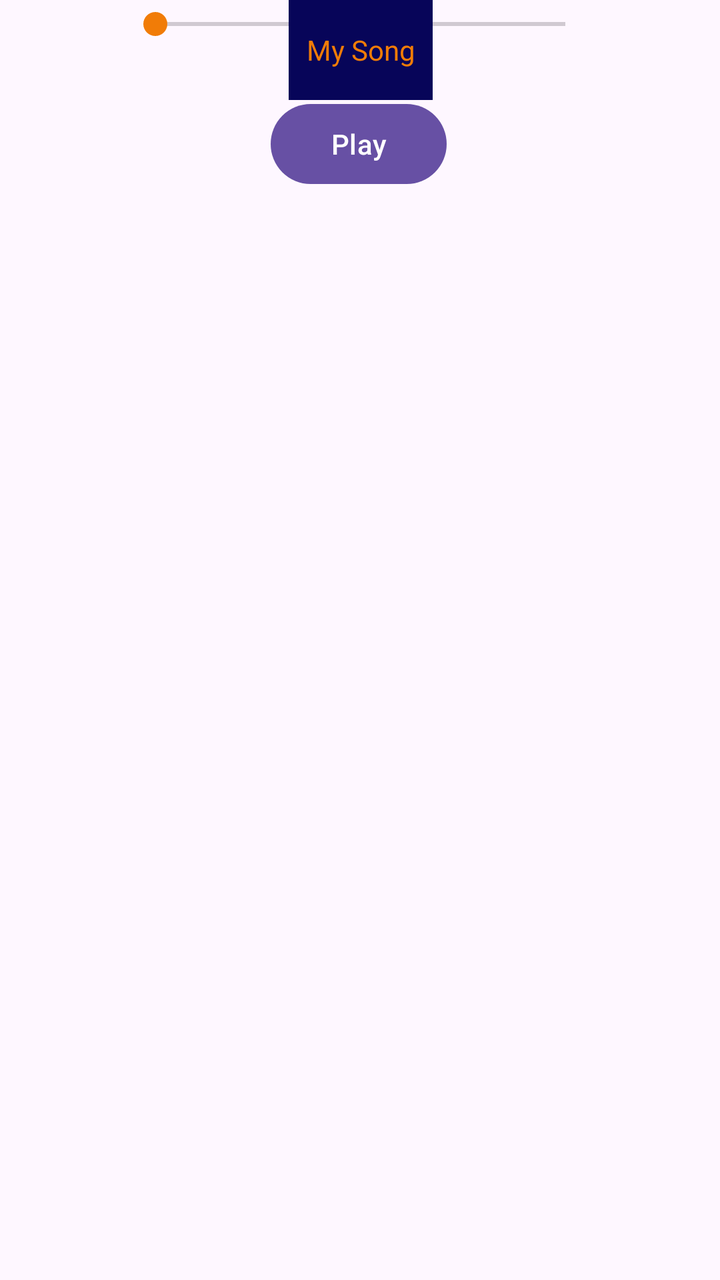
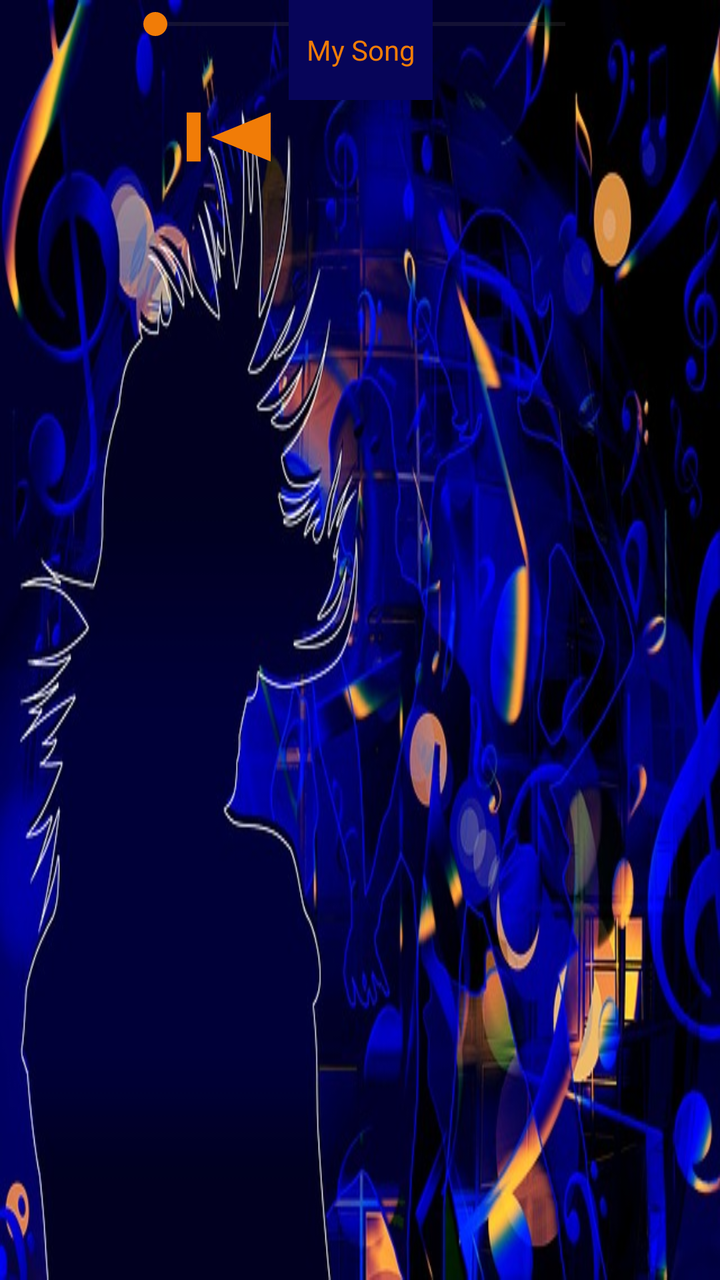

Compare the two renders of this Android layout. The source of the first and the diff that turns it into the second are given below.
<!-- AndroidManifest.xml: application theme Theme.57Lesson_audio -->
<!-- res/layout/activity_main.xml -->
<?xml version="1.0" encoding="utf-8"?>
<androidx.constraintlayout.widget.ConstraintLayout xmlns:android="http://schemas.android.com/apk/res/android"
    xmlns:app="http://schemas.android.com/apk/res-auto"
    xmlns:tools="http://schemas.android.com/tools"
    android:layout_width="match_parent"
    android:layout_height="match_parent"
    android:contextClickable="false"
    android:textAlignment="textEnd"
    tools:context=".MainActivity">

    <Button
        android:id="@+id/playButton"
        android:layout_width="wrap_content"
        android:layout_height="wrap_content"
        android:layout_marginTop="24dp"
        android:text="Play"
        app:layout_constraintEnd_toEndOf="parent"
        app:layout_constraintHorizontal_bias="0.498"
        app:layout_constraintStart_toStartOf="parent"
        app:layout_constraintTop_toBottomOf="@+id/volumeSeekBar" />

    <SeekBar
        android:id="@+id/volumeSeekBar"
        android:layout_width="237dp"
        android:layout_height="24dp"
        android:progressTint="@color/dark_orange"
        android:thumbTint="@color/dark_orange"
        app:layout_constraintEnd_toEndOf="@+id/playButton"
        app:layout_constraintHorizontal_bias="0.496"
        app:layout_constraintStart_toStartOf="@+id/playButton"
        tools:layout_editor_absoluteY="420dp" />

    <ImageView
        android:id="@+id/imageView1"
        android:layout_width="83dp"
        android:layout_height="72dp"
        android:layout_marginTop="32dp"
        android:layout_marginBottom="157dp"
        android:background="@drawable/circle"
        app:layout_constraintBottom_toTopOf="@+id/playButton"
        app:layout_constraintEnd_toEndOf="parent"
        app:layout_constraintHorizontal_bias="0.49"
        app:layout_constraintStart_toStartOf="parent"
        app:layout_constraintTop_toTopOf="parent"
        app:layout_constraintVertical_bias="0.911"
        app:srcCompat="@drawable/circle" />

    <TextView
        android:id="@+id/textView"
        android:layout_width="72dp"
        android:layout_height="50dp"
        android:background="@color/black_blue"
        android:gravity="center"
        android:text="My Song"
        android:textAlignment="center"
        android:textColor="@color/dark_orange"
        app:layout_constraintEnd_toEndOf="@+id/volumeSeekBar"
        app:layout_constraintStart_toStartOf="@+id/volumeSeekBar"
        tools:layout_editor_absoluteY="318dp" />


</androidx.constraintlayout.widget.ConstraintLayout>
<!-- resources referenced by this layout -->
<resources>
  <color name="black_blue">#070559</color>
  <color name="dark_orange">#f17c07</color>
  <!-- drawable circle (drawable) -->
  <?xml version="1.0" encoding="utf-8"?>
  <shape xmlns:android="http://schemas.android.com/apk/res/android"
      android:shape="oval">
      <solid
          android:color="@color/dark_blue"/>
      <size
          android:height="120dp"
          android:width="120dp"/>
  
  
  </shape>
  <style name="Theme.57Lesson_audio" parent="Base.Theme.57Lesson_audio" />
  <color name="dark_blue">#0639E1</color>
  <style name="Base.Theme.57Lesson_audio" parent="Theme.Material3.DayNight.NoActionBar">
          
          
      </style>
</resources>

<!-- the commit's change to res/layout/activity_main.xml (unified diff, before → after) -->
@@ -4,18 +4,19 @@
     xmlns:tools="http://schemas.android.com/tools"
     android:layout_width="match_parent"
     android:layout_height="match_parent"
+    android:background="@drawable/background"
     android:contextClickable="false"
     android:textAlignment="textEnd"
     tools:context=".MainActivity">
 
-    <Button
+    <ImageButton
         android:id="@+id/playButton"
-        android:layout_width="wrap_content"
-        android:layout_height="wrap_content"
-        android:layout_marginTop="24dp"
-        android:text="Play"
+        android:layout_width="84dp"
+        android:layout_height="49dp"
+        android:layout_marginTop="20dp"
+        android:background="@drawable/skip_left"
         app:layout_constraintEnd_toEndOf="parent"
-        app:layout_constraintHorizontal_bias="0.498"
+        app:layout_constraintHorizontal_bias="0.262"
         app:layout_constraintStart_toStartOf="parent"
         app:layout_constraintTop_toBottomOf="@+id/volumeSeekBar" />
 
@@ -25,9 +26,8 @@
         android:layout_height="24dp"
         android:progressTint="@color/dark_orange"
         android:thumbTint="@color/dark_orange"
-        app:layout_constraintEnd_toEndOf="@+id/playButton"
-        app:layout_constraintHorizontal_bias="0.496"
-        app:layout_constraintStart_toStartOf="@+id/playButton"
+        app:layout_constraintEnd_toEndOf="parent"
+        app:layout_constraintStart_toStartOf="parent"
         tools:layout_editor_absoluteY="420dp" />
 
     <ImageView
<!-- resource entries referenced after the edit -->
@@ -2,6 +2,7 @@
 <resources>
   <color name="black_blue">#070559</color>
   <color name="dark_orange">#f17c07</color>
+  <!-- drawable background: jpg bitmap (drawable, 78062 bytes) -->
   <!-- drawable circle (drawable) -->
   <?xml version="1.0" encoding="utf-8"?>
   <shape xmlns:android="http://schemas.android.com/apk/res/android"
@@ -14,6 +15,12 @@
   
   
   </shape>
+  <!-- drawable skip_left (drawable) -->
+  <vector xmlns:android="http://schemas.android.com/apk/res/android" android:height="24dp" android:tint="#F17C07" android:viewportHeight="24" android:viewportWidth="24" android:width="24dp">
+        
+      <path android:fillColor="@android:color/white" android:pathData="M6,6h2v12L6,18zM9.5,12l8.5,6L18,6z"/>
+      
+  </vector>
   <style name="Theme.57Lesson_audio" parent="Base.Theme.57Lesson_audio" />
   <color name="dark_blue">#0639E1</color>
   <style name="Base.Theme.57Lesson_audio" parent="Theme.Material3.DayNight.NoActionBar">
